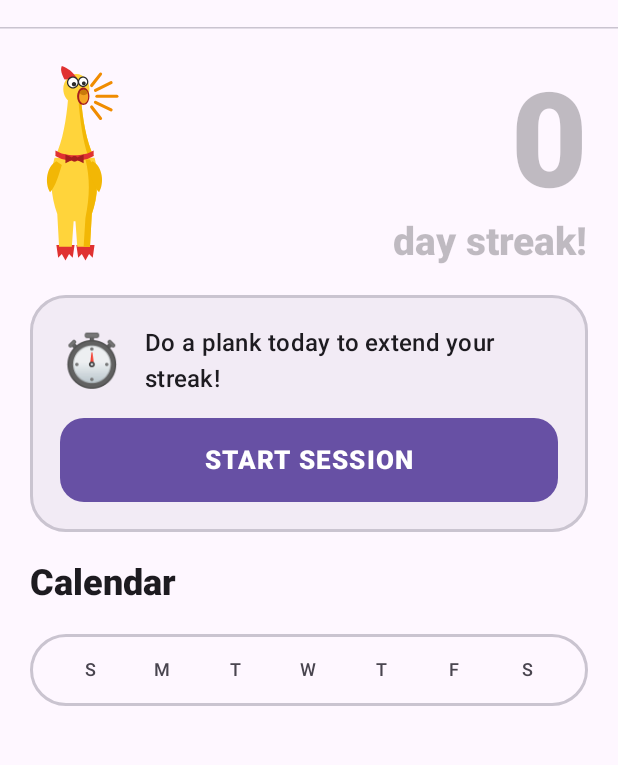
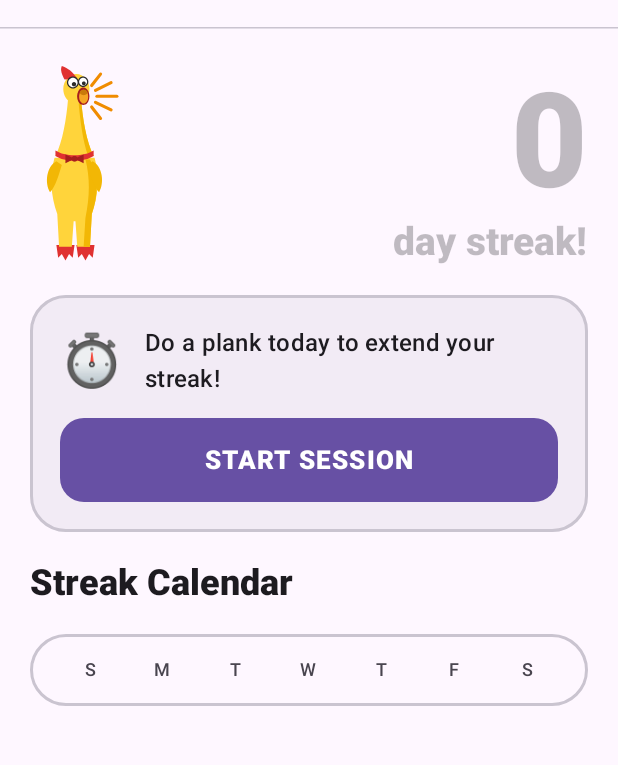
Before and after one commit to campey/coach-chicken, an Android app built with Jetpack Compose: the composable HomeScreen called with empty values, on a phone screen of 412 x 824 dp, the part 69-834 px from its top. Run offline under Robolectric (Android 15) with nearby library versions, the phone set to English and light mode, and no system bars.

Commit message:
Home: no scrolling, the calendar shows as many weeks as fit; title it Streak Calendar
Co-Authored-By: Claude Sonnet 5.5 <noreply@anthropic.com>
Claude-Session: https://claude.ai/code/session_019w41jbS8UuyLiuoAhxfmR1

```diff
--- a/android/app/src/main/kotlin/com/coachchicken/MainActivity.kt
+++ b/android/app/src/main/kotlin/com/coachchicken/MainActivity.kt
@@ -138,8 +138,11 @@ internal fun HomeScreen(state: UiState, onStartSession: () -> Unit, onCopyLog: (
             style = MaterialTheme.typography.titleLarge, fontWeight = FontWeight.ExtraBold, textAlign = TextAlign.Center,
         )
         HorizontalDivider(color = MaterialTheme.colorScheme.outlineVariant)
+        // no scrolling: the calendar shows as many weeks as fit under the streak and the call to action (2 to 4)
+        BoxWithConstraints(Modifier.fillMaxWidth().weight(1f)) {
+        val weeks = ((maxHeight - 476.dp) / 62.dp).toInt().coerceIn(2, 4)
         Column(
-            Modifier.fillMaxWidth().weight(1f).verticalScroll(rememberScrollState()).padding(horizontal = 20.dp, vertical = 24.dp),
+            Modifier.fillMaxSize().padding(horizontal = 20.dp, vertical = 24.dp),
             verticalArrangement = Arrangement.spacedBy(20.dp),
         ) {
             // the streak: big and bright once today's plank is in, muted grey until then; the chicken stands beside it
@@ -170,13 +173,14 @@ internal fun HomeScreen(state: UiState, onStartSession: () -> Unit, onCopyLog: (
                     else Button(onStartSession, Modifier.fillMaxWidth().height(56.dp), shape = RoundedCornerShape(16.dp)) { Text("START SESSION", fontSize = 17.sp, fontWeight = FontWeight.ExtraBold, letterSpacing = 1.sp) }
                 }
             }
-            Text("Calendar", fontSize = 24.sp, fontWeight = FontWeight.ExtraBold)
+            Text("Streak Calendar", fontSize = 24.sp, fontWeight = FontWeight.ExtraBold)
             Surface(shape = RoundedCornerShape(24.dp), color = Color.Transparent, border = BorderStroke(2.dp, MaterialTheme.colorScheme.outlineVariant)) {
-                CalendarView(state.calendar, Modifier.fillMaxWidth().padding(16.dp), onDayClick = onDay)
+                CalendarView(state.calendar.takeLast(weeks), Modifier.fillMaxWidth().padding(16.dp), onDayClick = onDay)
             }
             if (onCopyLog != null) {
                 OutlinedButton(onCopyLog, Modifier.fillMaxWidth()) { Text("Copy pose log") }
             }
+        }
         }
     }
 }
```
